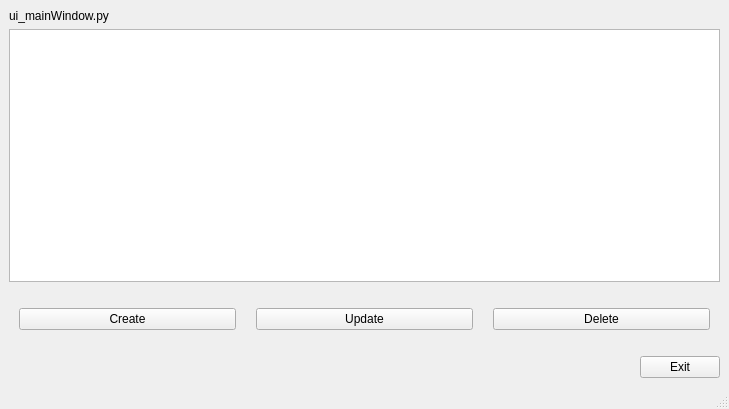
Old version of the form mainWindow.ui in the repository jolders/netnode.
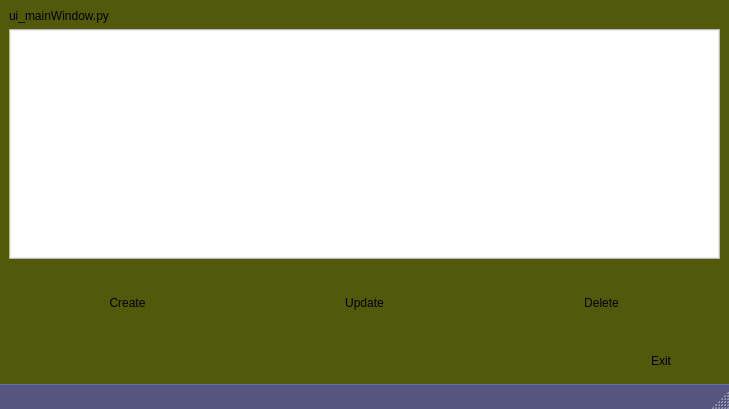
New version of the form. Icons and pictures are not drawn.

The edit to the form file:
```diff
--- a/mainWindow.ui
+++ b/mainWindow.ui
@@ -13,6 +13,109 @@
   <property name="windowTitle">
    <string>MainWindow</string>
   </property>
+  <property name="styleSheet">
+   <string notr="true">QMainWindow {
+	background-color: rgb(80, 90, 10);
+}
+QWidget {
+        background-color: &quot;gainsboro&quot;;
+}
+
+/* --------------------------------------- Style the BUTTONS --------------------------------------- */
+QPushButton#btn_create, QPushButton#btn_update, QPushButton#btn_delete {
+    color: &quot;black&quot;; /* Button Text */
+    background-color: &quot;powderblue&quot;;
+    padding: 10px;
+    border-radius: 5px;
+    border-width: 1px;
+    border-color: &quot;lightslategrey&quot;;
+    border-style: solid;
+}
+QPushButton::hover#btn_create, QPushButton::hover#btn_update, QPushButton::hover#btn_delete {
+    color: &quot;white&quot;; /* Button Text */
+    background-color: &quot;lightslategrey&quot;;
+    border-color: &quot;powderblue&quot;;
+    font-weight:bold;
+}
+
+QPushButton#btn_exit {
+    color: &quot;black&quot;; /* Button Text */
+    background-color: &quot;orange&quot;;
+    padding: 8px;
+    border-radius: 5px;
+    border-width: 1px;
+    border-color: &quot;red&quot;;
+    border-style: solid;
+    width:100px;
+    height:10px;
+}
+QPushButton::hover#btn_exit {
+    color: &quot;white&quot;; /* Button Text */
+    background-color: &quot;red&quot;;
+    border-color: &quot;orange&quot;;
+    border-width: 0px;
+    font-weight:bold;
+}
+/* --------------------------------------- TABLE  -----------------------------------*/
+QTableView {
+    gridline-color: &quot;orange&quot;;
+    background-color: &quot;blanchedalmond&quot;;
+    border-color: &quot;darkgrey&quot;;
+    padding: 1px;
+}
+/* Header style */
+QHeaderView::section {
+    padding-bottom: 5px;
+    padding-top: 5px;
+    background-color: &quot;cadetblue&quot;;
+    color: white;
+    height: 25px;
+    /* width: 150px; */
+    font: 14px;
+}
+QTableView::item:selected {
+    /* row selected  Green */
+    background-color: &quot;darkseagreen&quot;;
+}
+QScrollBar {
+    background-color: &quot;powderblue&quot;;
+    width: 16px;
+    border: none;
+}
+QScrollBar::handle {
+    background-color: &quot;lightslategrey&quot;;
+    margin: 16px 1px 16px 1px;
+    border-radius: 6px;
+}
+
+QStatusBar {
+        background: &quot;silver&quot;;
+        border-top: 1px solid &quot;darkgrey&quot;;
+}
+QStatusBar, QStatusBar QLabel {
+        color: &quot;white&quot;;
+}
+QSizeGrip {
+    /*image: url(:/qss_icons/rc/sizegrip.png);*/
+    width: 20px;
+    height: 20px;
+    background-color: &quot;powderblue&quot;;
+}
+
+/* --------------------------------------- TABLE  -----------------------------------*/
+QStatusBar {
+        background: rgb(85, 85, 127);
+        border-top: 1px solid #6272a4;
+}
+QStatusBar, QStatusBar QLabel {
+        color: #8be9fd;
+}
+QStatusBar QLabel {
+        padding-left: .1ex;
+}
+
+</string>
+  </property>
   <widget class="QWidget" name="centralwidget">
    <layout class="QVBoxLayout" name="verticalLayout">
     <item>
```
